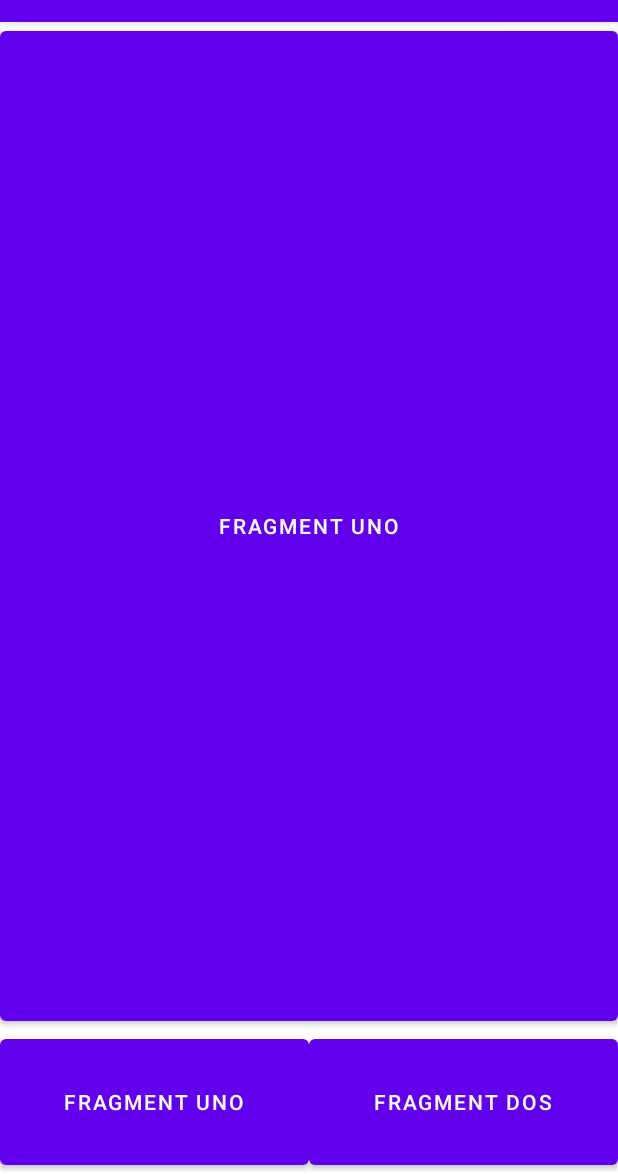
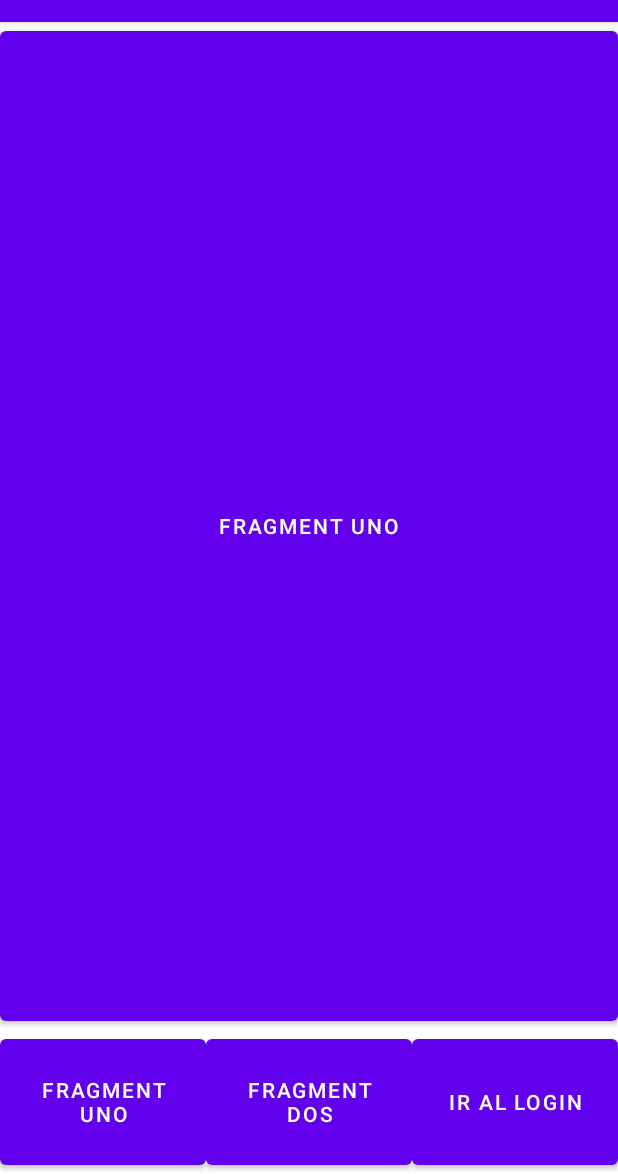
Before and after one commit to ulima-pm/20221_MiPrimeraApp, an Android app: the screen it shows after launch (MenuActivity), on a phone screen of 412 x 824 dp, the part 62-1236 px from its top. Run offline under Robolectric (Android 15) with nearby library versions, the phone set to English and light mode, and no system bars.

Commit message:
Comenzando comunicacion fragment->activity

```diff
--- /dev/null
+++ b/app/src/main/java/pe/edu/ulima/pm/miprimeraapp/fragments/FragmentMenubar.kt
@@ -0,0 +1,35 @@
+package pe.edu.ulima.pm.miprimeraapp.fragments
+
+import android.os.Bundle
+import android.view.LayoutInflater
+import android.view.View
+import android.view.ViewGroup
+import android.widget.Button
+import androidx.fragment.app.Fragment
+import pe.edu.ulima.pm.miprimeraapp.R
+
+class FragmentMenubar : Fragment() {
+    override fun onCreateView(
+        inflater: LayoutInflater,
+        container: ViewGroup?,
+        savedInstanceState: Bundle?
+    ): View? {
+        return inflater.inflate(R.layout.fragment_menubar, container, false)
+    }
+
+    override fun onViewCreated(view: View, savedInstanceState: Bundle?) {
+        super.onViewCreated(view, savedInstanceState)
+
+        view.findViewById<Button>(R.id.butIrFragmentUno).setOnClickListener {
+            // Se va a mostrar FragmentUno
+        }
+
+        view.findViewById<Button>(R.id.butIrFragmentDos).setOnClickListener {
+            // Se va a mostrar FragmentDos
+        }
+
+        view.findViewById<Button>(R.id.butIrLogin).setOnClickListener {
+            // Debe retonar al activity login
+        }
+    }
+}
--- a/app/src/main/res/layout/activity_menu.xml
+++ b/app/src/main/res/layout/activity_menu.xml
@@ -13,22 +13,11 @@
         android:layout_width="match_parent"
         android:layout_height="0dp" />
 
-    <LinearLayout
+    <fragment
+        android:id="@+id/fraMenubar"
+        android:name="pe.edu.ulima.pm.miprimeraapp.fragments.FragmentMenubar"
+        android:layout_weight="1"
         android:layout_width="match_parent"
-        android:layout_weight="1"
-        android:orientation="horizontal"
-        android:layout_height="0dp">
-        <Button
-            android:id="@+id/butIrFragmentUno"
-            android:text="Fragment UNO"
-            android:layout_width="0dp"
-            android:layout_weight="1"
-            android:layout_height="match_parent"/>
-        <Button
-            android:id="@+id/butIrFragmentDos"
-            android:text="Fragment DOS"
-            android:layout_width="0dp"
-            android:layout_weight="1"
-            android:layout_height="match_parent"/>
-    </LinearLayout>
+        android:layout_height="0dp"
+        tools:layout="@layout/fragment_menubar"/>
 </LinearLayout>
--- /dev/null
+++ b/app/src/main/res/layout/fragment_menubar.xml
@@ -0,0 +1,26 @@
+<?xml version="1.0" encoding="utf-8"?>
+<LinearLayout xmlns:android="http://schemas.android.com/apk/res/android"
+    android:layout_width="match_parent"
+    android:layout_height="match_parent"
+    android:orientation="horizontal">
+
+    <Button
+        android:id="@+id/butIrFragmentUno"
+        android:text="Fragment UNO"
+        android:layout_width="0dp"
+        android:layout_weight="1"
+        android:layout_height="match_parent"/>
+    <Button
+        android:id="@+id/butIrFragmentDos"
+        android:text="Fragment DOS"
+        android:layout_width="0dp"
+        android:layout_weight="1"
+        android:layout_height="match_parent"/>
+    <Button
+        android:id="@+id/butIrLogin"
+        android:text="Ir al Login"
+        android:layout_width="0dp"
+        android:layout_weight="1"
+        android:layout_height="match_parent"/>
+
+</LinearLayout>
```
